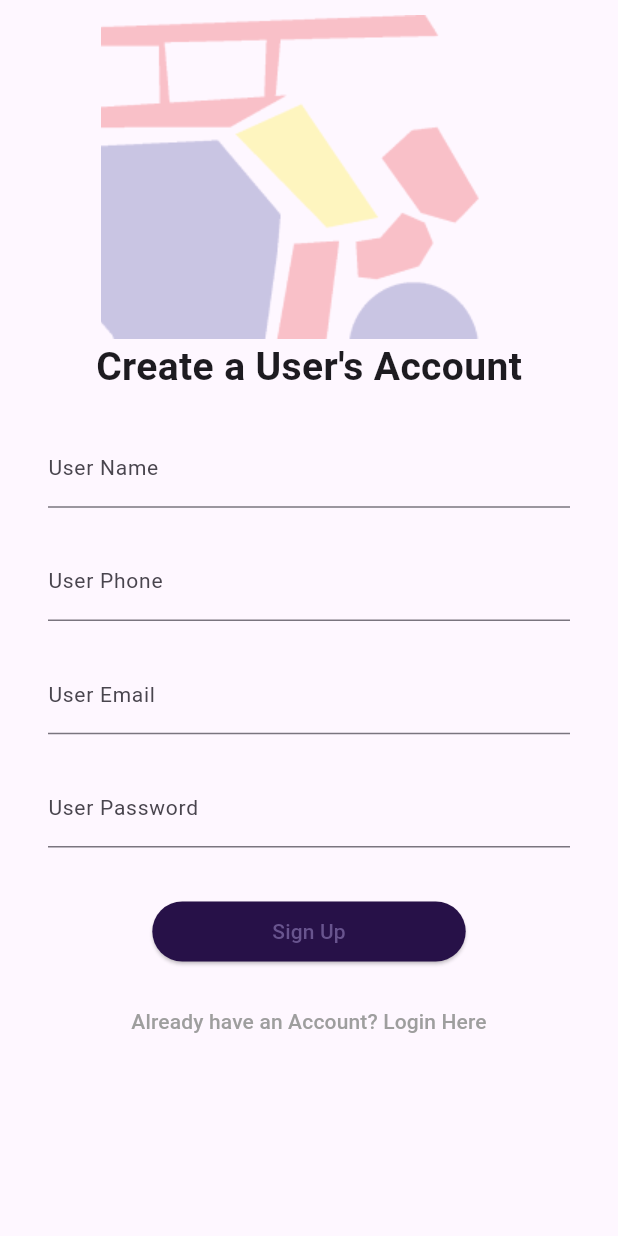
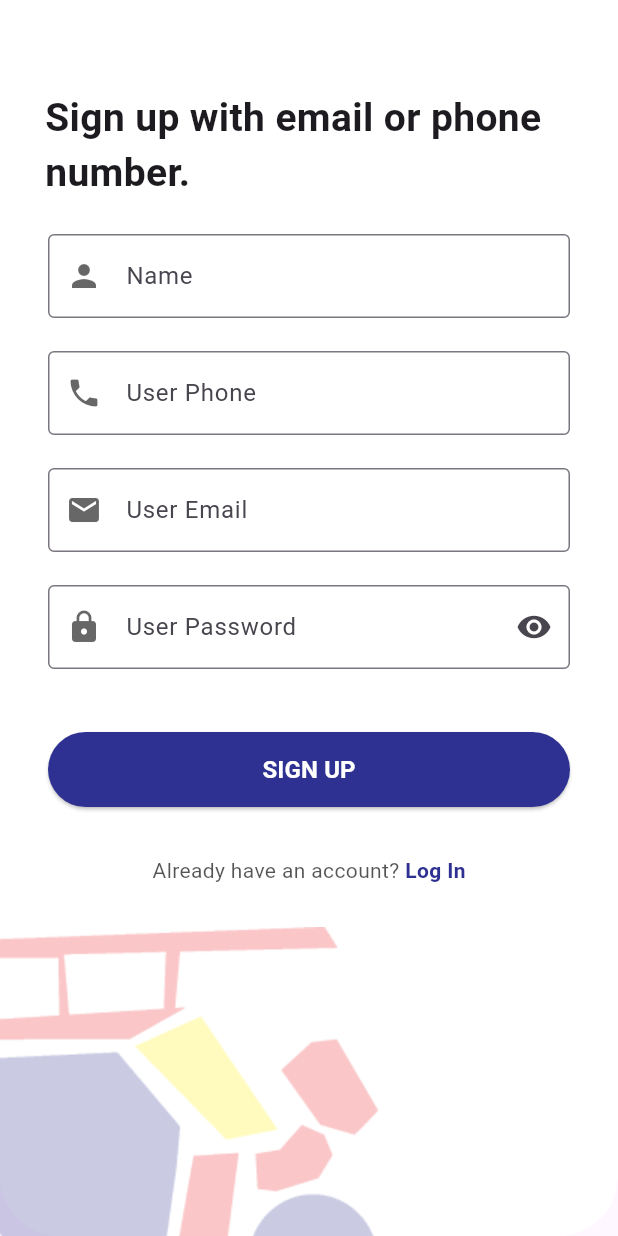
Before and after one commit to Jill-Anne/passenger, a Flutter app: the SignUpScreen screen opened directly, on a phone screen of 412 x 824 dp. Run offline on Flutter 3.47's test engine with Material 3 defaults, Android fonts, the phone set to English and light mode, and no system bars; our stand-ins replace connectivity_plus, firebase_auth, firebase_core, firebase_database, geolocator, google_maps_flutter and 1 more; accounts and stored records are empty.

Commit message:
updated the design in passenger sign up

```diff
--- a/lib/authentication/signup_screen.dart
+++ b/lib/authentication/signup_screen.dart
@@ -1,8 +1,9 @@
+import 'package:flutter/material.dart';
 import 'package:firebase_auth/firebase_auth.dart';
 import 'package:firebase_database/firebase_database.dart';
-import 'package:flutter/material.dart';
 import 'package:passenger/authentication/login_screen.dart';
 import 'package:passenger/methods/common_methods.dart';
+import 'package:passenger/methods/reusable_widgets.dart';
 import 'package:passenger/pages/home_page.dart';
 import 'package:passenger/widgets/loading_dialog.dart';
 
@@ -31,15 +32,15 @@ class _SignUpScreenState extends State<SignUpScreen> {
   signUpFormValidation() {
     if (userNameTextEditingController.text.trim().length < 3) {
       cMethods.displaySnackBar(
-          "your name must be atleast 4 or more characters.", context);
+          "Your name must be at least 4 or more characters.", context);
     } else if (userPhoneTextEditingController.text.trim().length < 7) {
       cMethods.displaySnackBar(
-          "your phone number must be atleast 8 or more characters.", context);
+          "Your phone number must be at least 8 or more characters.", context);
     } else if (!emailTextEditingController.text.contains("@")) {
-      cMethods.displaySnackBar("please write valid email.", context);
+      cMethods.displaySnackBar("Please write a valid email.", context);
     } else if (passwordTextEditingController.text.trim().length < 5) {
       cMethods.displaySnackBar(
-          "your password must be atleast 6 or more characters.", context);
+          "Your password must be at least 6 or more characters.", context);
     } else {
       registerNewUser();
     }
@@ -67,8 +68,6 @@ class _SignUpScreenState extends State<SignUpScreen> {
     if (!context.mounted) return;
     Navigator.pop(context);
 
-    //DATABASE FIREBASE CREATING USER
-
     DatabaseReference usersRef =
         FirebaseDatabase.instance.ref().child("users").child(userFirebase!.uid);
     Map userDataMap = {
@@ -78,143 +77,139 @@ class _SignUpScreenState extends State<SignUpScreen> {
       "id": userFirebase.uid,
       "blockStatus": "no",
     };
-    usersRef.set(userDataMap); //Save to database
+    usersRef.set(userDataMap);
 
-    //Go to Homepage
     Navigator.push(context, MaterialPageRoute(builder: (c) => LoginScreen()));
   }
 
   @override
   Widget build(BuildContext context) {
     return Scaffold(
-      body: SingleChildScrollView(
+      body: Stack(
+        children: [
+          CustomColumnWithLogo(), // Logo on the left side
+          Positioned(
+            left: 0,
+            bottom: -10,
+            child: logowidget("assets/images/LOGO.png"),
+          ),
+          SingleChildScrollView(
             child: Padding(
               padding: const EdgeInsets.all(10),
               child: Column(
                 children: [
-              Image.asset("assets/images/LOGO.png"),
-
-              Text(
-                "Create a User\'s Account",
+                  SizedBox(height: 50),
+                  Positioned(
+                    top: 100,
+                    left: 30,
+                    right: 30,
+                    child: Column(
+                      crossAxisAlignment: CrossAxisAlignment.start,
+                      children: [
+                        Padding(
+                          padding: const EdgeInsets.only(bottom: 0, left: 20), // Adjust the left padding here
+                          child: Text(
+                            "Sign up with email or phone number.",
                             style: TextStyle(
                               fontSize: 26,
                               fontWeight: FontWeight.bold,
                             ),
                           ),
+                        ),
 
-              //TEXT FIELDS + SIGN UP BUTONS
                         Padding(
                           padding: const EdgeInsets.all(22),
                           child: Column(
                             children: [
-                      TextField(
-                        controller: userNameTextEditingController,
-                        keyboardType: TextInputType.text,
-                        decoration: const InputDecoration(
-                            labelText: "User Name",
-                            labelStyle: TextStyle(
-                              fontSize: 14,
-                            )),
-                        style: const TextStyle(
-                          color: Colors.grey,
-                          fontSize: 15,
-                        ),
+                              customTextField(
+                                "Name",
+                                Icons.person,
+                                false,
+                                userNameTextEditingController,
                               ),
 
                               const SizedBox(
                                 height: 22,
                               ),
 
-                      TextField(
-                        controller: userPhoneTextEditingController,
-                        keyboardType: TextInputType.text,
-                        decoration: const InputDecoration(
-                            labelText: "User Phone",
-                            labelStyle: TextStyle(
-                              fontSize: 14,
-                            )),
-                        style: const TextStyle(
-                          color: Colors.grey,
-                          fontSize: 15,
-                        ),
+                              customTextField(
+                                "User Phone",
+                                Icons.phone,
+                                false,
+                                userPhoneTextEditingController,
                               ),
 
                               const SizedBox(
                                 height: 22,
                               ),
 
-                      TextField(
-                        controller: emailTextEditingController,
-                        keyboardType: TextInputType.emailAddress,
-                        decoration: const InputDecoration(
-                            labelText: "User Email",
-                            labelStyle: TextStyle(
-                              fontSize: 14,
-                            )),
-                        style: const TextStyle(
-                          color: Colors.grey,
-                          fontSize: 15,
+                              customTextField(
+                                "User Email",
+                                Icons.email,
+                                false,
+                                emailTextEditingController,
                               ),
-                      ),
+
                               const SizedBox(
                                 height: 22,
                               ),
 
-                      TextField(
-                        controller: passwordTextEditingController,
+                              customTextField(
+                                "User Password",
+                                Icons.lock,
+                                true,
+                                passwordTextEditingController,
                                 obscureText: true,
-                        keyboardType: TextInputType.text,
-                        decoration: const InputDecoration(
-                            labelText: "User Password",
-                            labelStyle: TextStyle(
-                              fontSize: 14,
-                            )),
-                        style: const TextStyle(
-                          color: Colors.grey,
-                          fontSize: 15,
-                        ),
                               ),
 
                               const SizedBox(
                                 height: 32,
                               ),
 
-                      ElevatedButton(
-                        onPressed: () {
+                              signInSignUpButton(context, false, () {
                                 checkIfNetworkIsAvailable();
-                        },
-                        style: ElevatedButton.styleFrom(
-                            backgroundColor: Color.fromARGB(255, 39, 17, 72),
-                            padding: const EdgeInsets.symmetric(
-                                horizontal: 80, vertical: 10)),
-                        child: const Text("Sign Up"),
-                      ),
+                              }),
 
                               const SizedBox(
                                 height: 12,
                               ),
-
-                      //TEXT BUTTON
-                      TextButton(
-                        onPressed: () {
-                          Navigator.push(
-                              context,
-                              MaterialPageRoute(
-                                  builder: (c) => const LoginScreen()));
-                        },
-                        child: const Text(
-                          "Already have an Account? Login Here",
-                          style: TextStyle(
-                            color: Colors.grey,
+                              signUpOption()
+                            ],
+                          ),
+                        )
+                      ],
+                    ),
+                  )
+                ],
               ),
             ),
           ),
         ],
-                  ))
-            ],
+      ),
+    );
+  }
+
+  Row signUpOption() {
+    return Row(
+      mainAxisAlignment: MainAxisAlignment.center,
+      children: [
+        const Text(
+          "Already have an account?",
+          style: TextStyle(color: Color.fromARGB(179, 11, 11, 11)),
+        ),
+        GestureDetector(
+          onTap: () {
+            Navigator.push(context, MaterialPageRoute(builder: (context) => LoginScreen()));
+          },
+          child: const Text(
+            " Log In",
+            style: TextStyle(
+              color: Color(0xFF2E3192),
+              fontWeight: FontWeight.bold,
             ),
           ),
         ),
+      ],
     );
   }
 }
```
Lines whose indentation alone changed are shown as unchanged.
